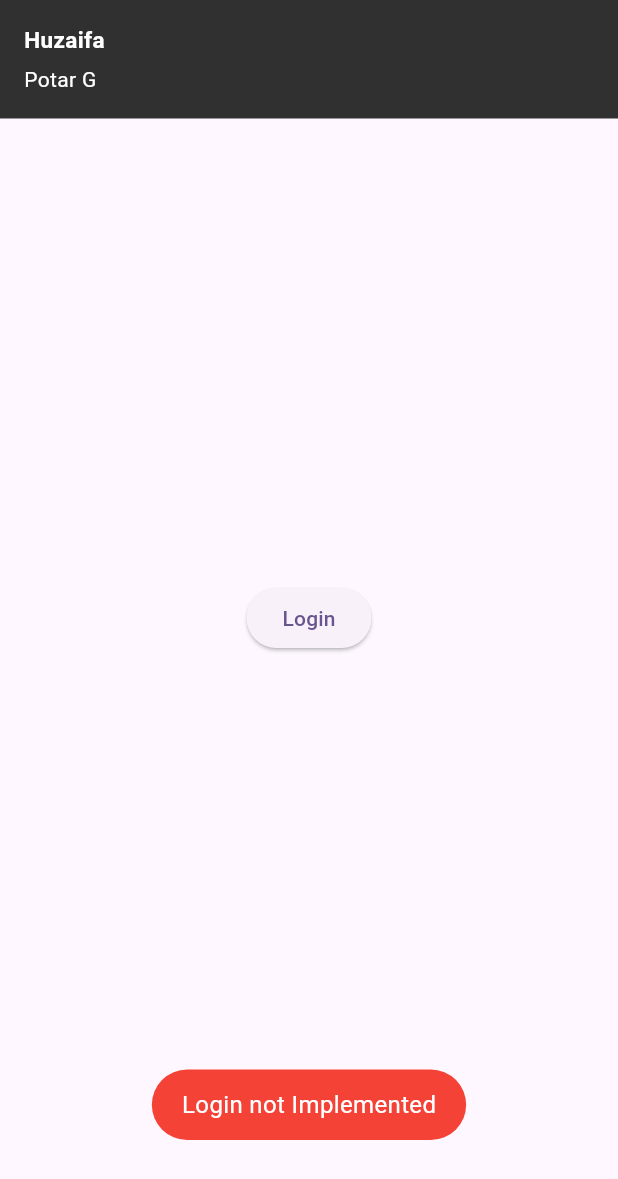
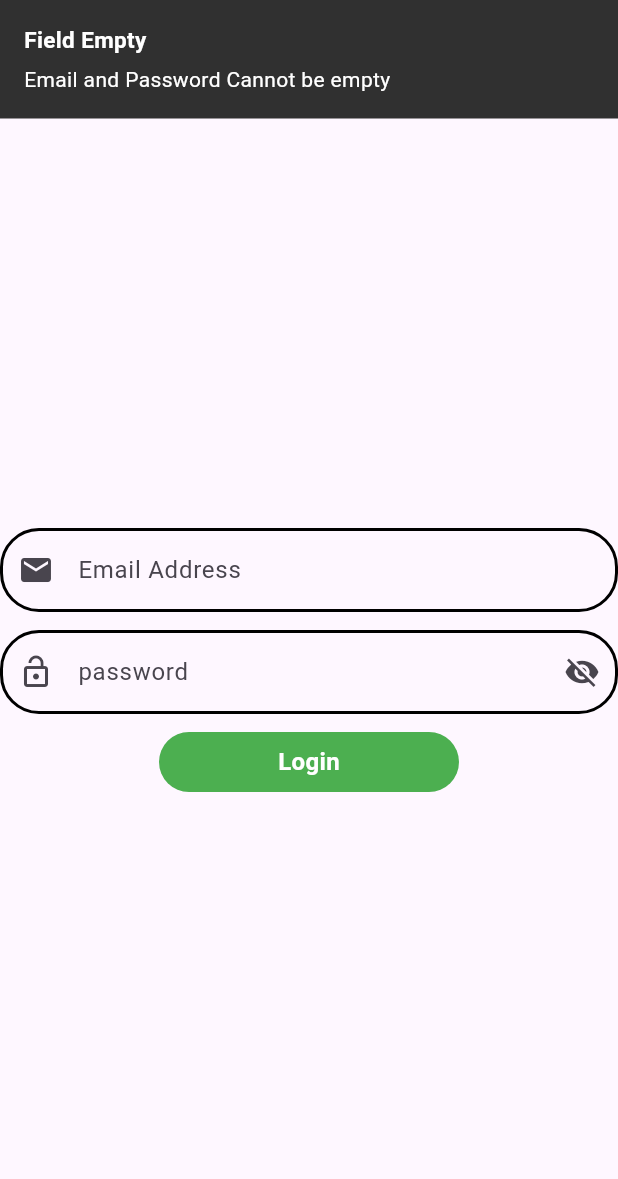
Before and after one commit to huzaifak08/MVVM-Architecture-Flutter, a Flutter app: the screen it shows after launch, after a tap on "Login", on a phone screen of 412 x 824 dp. Shown: the top 1179 px of the screen. Run offline on Flutter 3.47's test engine with Material 2 defaults, Android fonts, the phone set to English and light mode, and no system bars; drawn by our look-alikes of another_flushbar; our stand-ins replace fluttertoast.

Commit message:
LoginView done Allhamdullillah

```diff
--- /dev/null
+++ b/lib/Res/Components/round_button.dart
@@ -0,0 +1,41 @@
+import 'package:flutter/material.dart';
+import 'package:mvvm_architecture/Res/colors.dart';
+
+class RoundButton extends StatelessWidget {
+  final String title;
+  final bool loading;
+  final VoidCallback onPressed;
+
+  const RoundButton(
+      {super.key,
+      required this.title,
+      this.loading = false,
+      required this.onPressed});
+
+  @override
+  Widget build(BuildContext context) {
+    return InkWell(
+      onTap: onPressed,
+      child: Container(
+        height: 40,
+        width: 200,
+        decoration: BoxDecoration(
+            color: AppColor.buttonColor,
+            borderRadius: BorderRadius.circular(23)),
+        child: Center(
+          child: loading
+              ? const CircularProgressIndicator(
+                  color: AppColor.whiteColor,
+                )
+              : Text(
+                  title,
+                  style: const TextStyle(
+                      color: AppColor.whiteColor,
+                      fontWeight: FontWeight.bold,
+                      fontSize: 16),
+                ),
+        ),
+      ),
+    );
+  }
+}
--- /dev/null
+++ b/lib/Res/colors.dart
@@ -0,0 +1,8 @@
+import 'package:flutter/material.dart';
+
+class AppColor {
+  static const Color blackColor = Color(0xFF000000);
+  static const Color whiteColor = Color(0xFFFFFFFF);
+
+  static const Color buttonColor = Colors.green;
+}
--- a/lib/Utils/Routes/routes.dart
+++ b/lib/Utils/Routes/routes.dart
@@ -1,15 +1,15 @@
 import 'package:flutter/material.dart';
 import 'package:mvvm_architecture/Utils/Routes/routes_name.dart';
-import 'package:mvvm_architecture/View/home_screen.dart';
-import 'package:mvvm_architecture/View/login_screen.dart';
+import 'package:mvvm_architecture/View/home_view.dart';
+import 'package:mvvm_architecture/View/login_view.dart';
 
 class Routes {
   static Route<dynamic> generateRoute(RouteSettings settings) {
     switch (settings.name) {
-      case RouteName.loginScreen:
-        return MaterialPageRoute(builder: (context) => const LoginScreen());
+      case RouteName.loginView:
+        return MaterialPageRoute(builder: (context) => const LoginView());
 
-      case RouteName.homeScreen:
+      case RouteName.homeView:
         return MaterialPageRoute(builder: (context) => const HomeScreen());
 
       default:
--- a/lib/Utils/Routes/routes_name.dart
+++ b/lib/Utils/Routes/routes_name.dart
@@ -1,5 +1,5 @@
 class RouteName {
-  static const String loginScreen = 'login_screen';
+  static const String loginView = 'login_view';
 
-  static const String homeScreen = 'home_screen';
+  static const String homeView = 'home_view';
 }
--- a/lib/Utils/utils.dart
+++ b/lib/Utils/utils.dart
@@ -26,4 +26,10 @@ class Utils {
       flushbarPosition: FlushbarPosition.TOP,
     ).show(context);
   }
+
+  static void fieldFocusChange(
+      BuildContext context, FocusNode currentFocus, FocusNode nextFocus) {
+    currentFocus.unfocus();
+    FocusScope.of(context).requestFocus(nextFocus);
+  }
 }
--- a/lib/View/login_screen.dart
+++ /dev/null
@@ -1,31 +0,0 @@
-import 'package:flutter/material.dart';
-import 'package:mvvm_architecture/Utils/utils.dart';
-
-class LoginScreen extends StatefulWidget {
-  const LoginScreen({super.key});
-
-  @override
-  State<LoginScreen> createState() => _LoginScreenState();
-}
-
-class _LoginScreenState extends State<LoginScreen> {
-  @override
-  Widget build(BuildContext context) {
-    return Scaffold(
-      body: Center(
-        child: Column(
-          mainAxisAlignment: MainAxisAlignment.center,
-          children: [
-            ElevatedButton(
-              onPressed: () {
-                Utils.toastMessage('Login not Implemented');
-                Utils.flushbar(context, 'Huzaifa', 'Potar G');
-              },
-              child: Text('Login'),
-            ),
-          ],
-        ),
-      ),
-    );
-  }
-}
--- /dev/null
+++ b/lib/View/login_view.dart
@@ -0,0 +1,130 @@
+import 'package:flutter/material.dart';
+import 'package:mvvm_architecture/Res/Components/round_button.dart';
+import 'package:mvvm_architecture/Utils/utils.dart';
+
+class LoginView extends StatefulWidget {
+  const LoginView({super.key});
+
+  @override
+  State<LoginView> createState() => _LoginViewState();
+}
+
+class _LoginViewState extends State<LoginView> {
+  final ValueNotifier<bool> _obsecurePassword = ValueNotifier<bool>(true);
+
+  final emailController = TextEditingController();
+  final passwordController = TextEditingController();
+
+  final emailFocusNode = FocusNode();
+  final passwordFocusNode = FocusNode();
+
+  @override
+  void dispose() {
+    emailController.dispose();
+    passwordController.dispose();
+
+    emailFocusNode.dispose();
+    passwordFocusNode.dispose();
+
+    _obsecurePassword.dispose();
+    super.dispose();
+  }
+
+  @override
+  Widget build(BuildContext context) {
+    debugPrint('Build');
+
+    return Scaffold(
+      appBar: AppBar(
+        title: Text('Login View'),
+        centerTitle: true,
+      ),
+      body: SafeArea(
+        child: Column(
+          mainAxisAlignment: MainAxisAlignment.center,
+          children: [
+            TextFormField(
+              controller: emailController,
+              focusNode: emailFocusNode,
+              keyboardType: TextInputType.emailAddress,
+              textInputAction: TextInputAction.next,
+              decoration: InputDecoration(
+                enabledBorder: OutlineInputBorder(
+                    borderRadius: BorderRadius.circular(26),
+                    borderSide: BorderSide(width: 2)),
+                focusedBorder: OutlineInputBorder(
+                    borderRadius: BorderRadius.circular(26),
+                    borderSide: BorderSide(width: 2, color: Colors.deepPurple)),
+                errorBorder: OutlineInputBorder(
+                    borderRadius: BorderRadius.circular(26),
+                    borderSide: BorderSide(width: 2, color: Colors.red)),
+                labelText: 'Email Address',
+                prefixIcon: Icon(Icons.email),
+              ),
+              onFieldSubmitted: (value) {
+                // FocusScope.of(context).requestFocus(passwordFocusNode);
+                Utils.fieldFocusChange(
+                    context, emailFocusNode, passwordFocusNode);
+              },
+            ),
+            const SizedBox(height: 12),
+
+            // Password:
+
+            ValueListenableBuilder(
+              valueListenable: _obsecurePassword,
+              builder: (context, value, child) => TextFormField(
+                controller: passwordController,
+                focusNode: passwordFocusNode,
+                obscureText: _obsecurePassword.value,
+                obscuringCharacter: '*',
+                decoration: InputDecoration(
+                  enabledBorder: OutlineInputBorder(
+                      borderRadius: BorderRadius.circular(26),
+                      borderSide: const BorderSide(width: 2)),
+                  focusedBorder: OutlineInputBorder(
+                      borderRadius: BorderRadius.circular(26),
+                      borderSide:
+                          const BorderSide(width: 2, color: Colors.deepPurple)),
+                  errorBorder: OutlineInputBorder(
+                      borderRadius: BorderRadius.circular(26),
+                      borderSide:
+                          const BorderSide(width: 2, color: Colors.red)),
+                  labelText: 'password',
+                  prefixIcon: const Icon(Icons.lock_open),
+                  suffixIcon: IconButton(
+                    icon: _obsecurePassword.value
+                        ? const Icon(Icons.visibility_off)
+                        : const Icon(Icons.visibility),
+                    onPressed: () {
+                      // No need to set state because of valueNotifier.
+                      _obsecurePassword.value = !_obsecurePassword.value;
+                    },
+                  ),
+                ),
+              ),
+            ),
+            const SizedBox(height: 12),
+
+            // Button:
+            RoundButton(
+              title: 'Login',
+              onPressed: () {
+                if (emailController.text.isEmpty &&
+                    passwordController.text.isEmpty) {
+                  Utils.flushbar(context, 'Field Empty',
+                      'Email and Password Cannot be empty');
+                } else if (passwordController.text.length < 6) {
+                  Utils.flushbar(context, 'Short Password',
+                      'Please enter 6 digit password');
+                } else {
+                  Utils.toastMessage('Api Hit');
+                }
+              },
+            )
+          ],
+        ),
+      ),
+    );
+  }
+}
--- a/lib/main.dart
+++ b/lib/main.dart
@@ -19,7 +19,7 @@ class MyApp extends StatelessWidget {
         useMaterial3: true,
       ),
       // home: const LoginScreen(),
-      initialRoute: RouteName.loginScreen,
+      initialRoute: RouteName.loginView,
       onGenerateRoute: Routes.generateRoute,
     );
   }
```
Also changed, not shown: lib/View/home_view.dart (renamed from lib/View/home_screen.dart).
